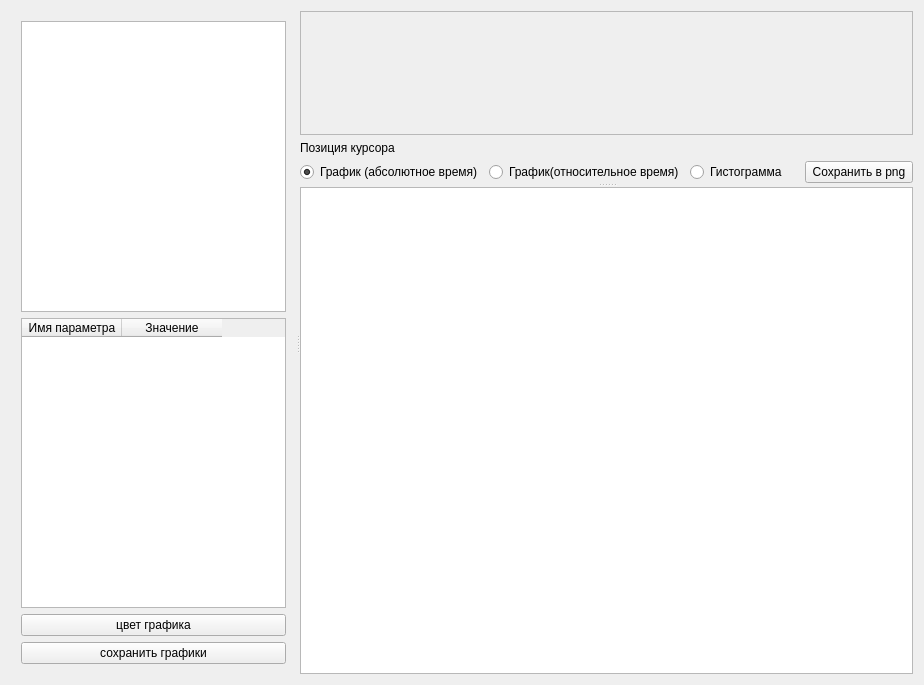
Above: DataVisualizer/DataVisualizerForm.ui from kapot65/online before the change. Below: the same form after it.
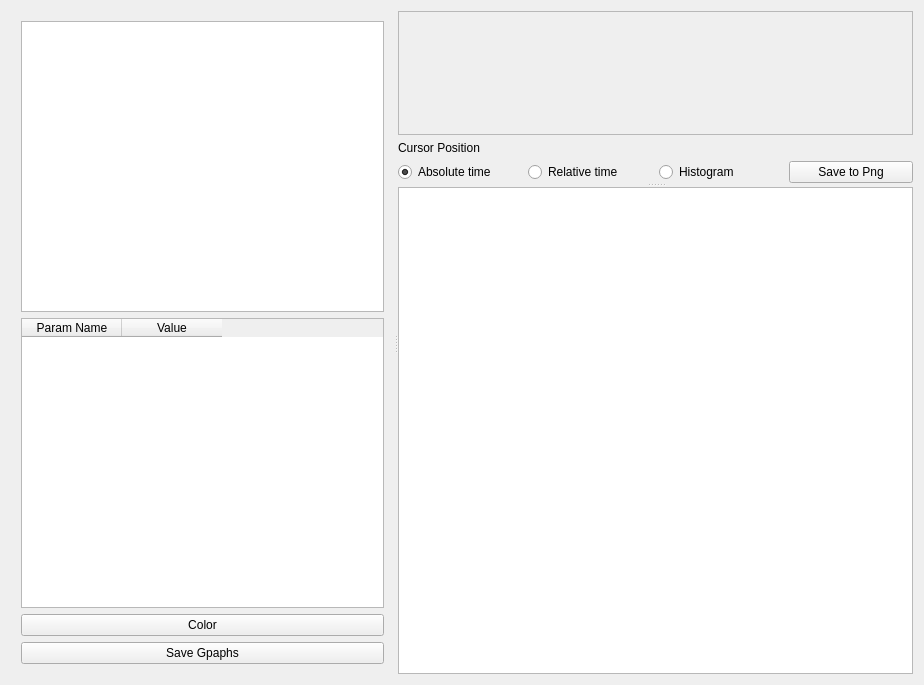
That is the form after the change.

Diff of the .ui file:
```diff
--- a/DataVisualizer/DataVisualizerForm.ui
+++ b/DataVisualizer/DataVisualizerForm.ui
@@ -52,12 +52,12 @@
          </property>
          <column>
           <property name="text">
-           <string>Имя параметра</string>
+           <string>Param Name</string>
           </property>
          </column>
          <column>
           <property name="text">
-           <string>Значение</string>
+           <string>Value</string>
           </property>
          </column>
         </widget>
@@ -65,14 +65,14 @@
        <item>
         <widget class="QPushButton" name="colorEditButton">
          <property name="text">
-          <string>цвет графика</string>
+          <string>Color</string>
          </property>
         </widget>
        </item>
        <item>
         <widget class="QPushButton" name="saveGraphs">
          <property name="text">
-          <string>сохранить графики</string>
+          <string>Save Gpaphs</string>
          </property>
         </widget>
        </item>
@@ -104,7 +104,7 @@
         <item>
          <widget class="QLabel" name="mousePosLabel">
           <property name="text">
-           <string>Позиция курсора</string>
+           <string>Cursor Position</string>
           </property>
          </widget>
         </item>
@@ -113,7 +113,7 @@
           <item>
            <widget class="QRadioButton" name="graphButton">
             <property name="text">
-             <string>График (абсолютное время)</string>
+             <string>Absolute time</string>
             </property>
             <property name="checked">
              <bool>true</bool>
@@ -123,21 +123,21 @@
           <item>
            <widget class="QRadioButton" name="graphRelativeTimeButton">
             <property name="text">
-             <string>График(относительное время)</string>
+             <string>Relative time</string>
             </property>
            </widget>
           </item>
           <item>
            <widget class="QRadioButton" name="histButton">
             <property name="text">
-             <string>Гистограмма</string>
+             <string>Histogram</string>
             </property>
            </widget>
           </item>
           <item>
            <widget class="QPushButton" name="saveButton">
             <property name="text">
-             <string>Сохранить в png</string>
+             <string>Save to Png</string>
             </property>
            </widget>
           </item>
```
